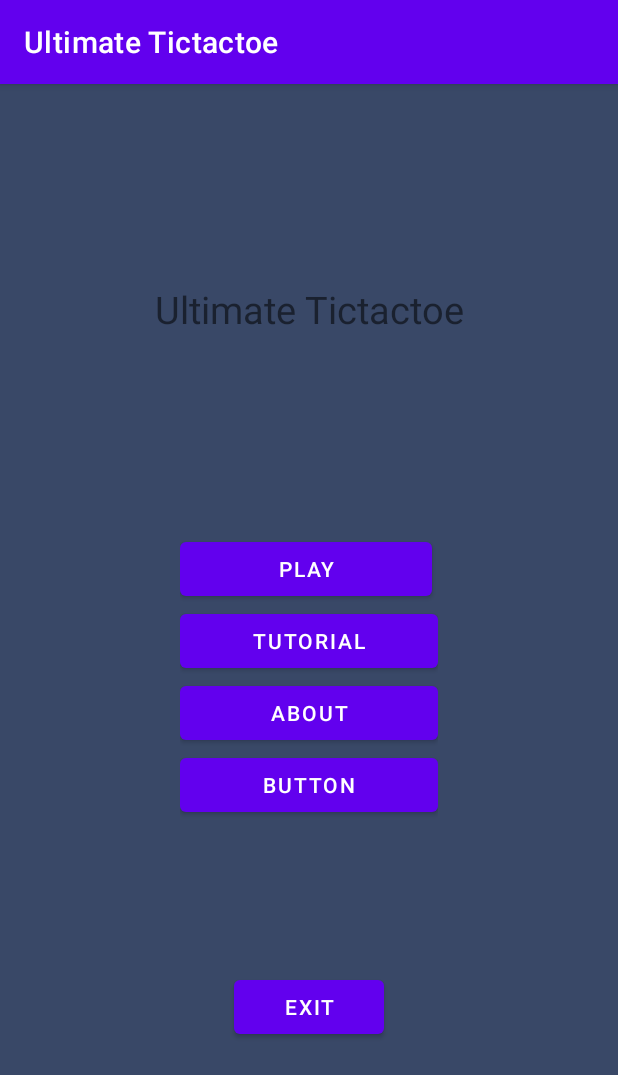
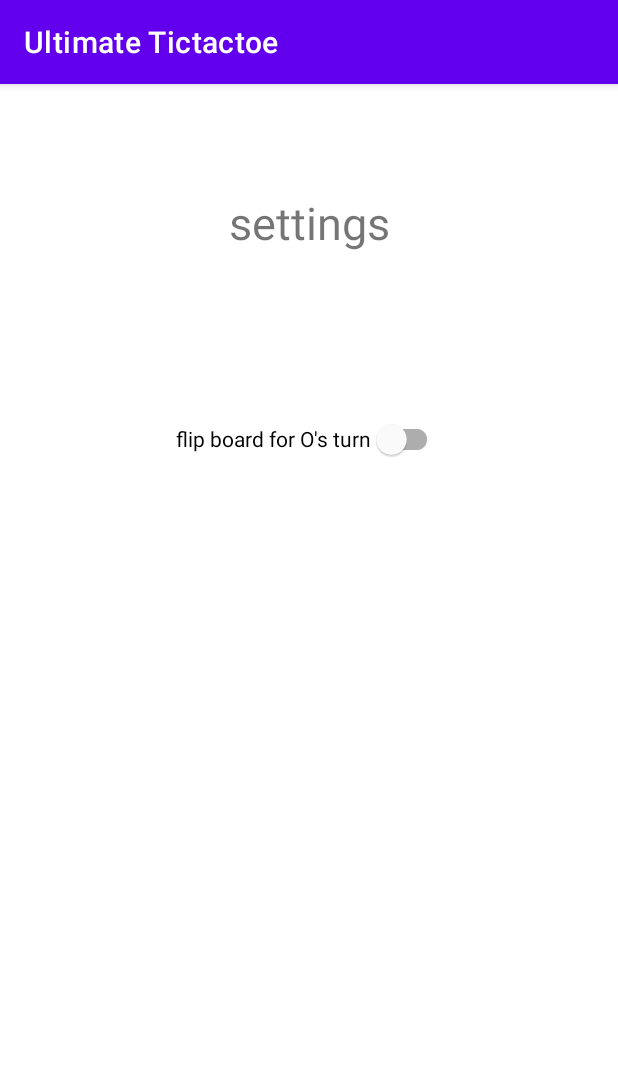
Before and after one commit to TapChap/UltimateTictactoe, an Android app: the MenuActivity screen opened directly, with no data from a screen before it, after a tap on "TUTORIAL", on a phone screen of 412 x 824 dp. Shown: the top 1075 px of the screen. Run offline under Robolectric (Android 15) with nearby library versions, the light colour scheme and no system bars.

Commit message:
minor changes

```diff
--- a/app/src/main/java/com/example/ultimatetictactoe/MenuActivity.java
+++ b/app/src/main/java/com/example/ultimatetictactoe/MenuActivity.java
@@ -20,6 +20,7 @@ public class MenuActivity extends AppCompatActivity implements View.OnClickListe
 
         playButton.setOnClickListener(this);
         tutorialButton.setOnClickListener(this);
+
         exitButton.setOnClickListener(this);
     }
 
@@ -28,8 +29,6 @@ public class MenuActivity extends AppCompatActivity implements View.OnClickListe
         int id = view.getId();
 
         if (id == R.id.MENUplayBtn) startActivity(new Intent(this, GameActivity.class));
-        if (id == R.id.MENUtutorialBtn) return;
-        if (id == R.id.MENUaboutBtn) return;
-        if (id == R.id.MENUexitBtn) return;
+        if (id == R.id.MENUtutorialBtn) startActivity(new Intent(this, SettingsActivity.class));
     }
 }
--- /dev/null
+++ b/app/src/main/java/com/example/ultimatetictactoe/SettingsActivity.java
@@ -0,0 +1,23 @@
+package com.example.ultimatetictactoe;
+
+import androidx.appcompat.app.AppCompatActivity;
+
+import android.os.Bundle;
+import android.view.View;
+
+import com.google.android.material.switchmaterial.SwitchMaterial;
+
+public class SettingsActivity extends AppCompatActivity {
+
+    private SwitchMaterial flipForOSwitch;
+    public static boolean flipFor0 = false;
+
+    @Override
+    protected void onCreate(Bundle savedInstanceState) {
+        super.onCreate(savedInstanceState);
+        setContentView(R.layout.activity_settings);
+
+        flipForOSwitch = findViewById(R.id.switch0);
+        flipForOSwitch.setOnClickListener(view -> flipFor0 = !flipFor0);
+    }
+}
--- a/app/src/main/res/layout/activity_game.xml
+++ b/app/src/main/res/layout/activity_game.xml
@@ -1444,7 +1444,8 @@
             app:layout_constraintEnd_toStartOf="@+id/mainLine_Left"
             app:layout_constraintStart_toStartOf="parent"
             app:layout_constraintTop_toTopOf="parent"
-            tools:srcCompat="@tools:sample/avatars" />
+            tools:srcCompat="@tools:sample/avatars"
+            />
 
         <!--        top middle board image-->
         <ImageView
--- a/app/src/main/res/layout/activity_menu.xml
+++ b/app/src/main/res/layout/activity_menu.xml
@@ -33,13 +33,13 @@
             android:text="Tutorial" />
 
         <Button
-            android:id="@+id/MENUaboutBtn"
+            android:id="@+id/server"
             android:layout_width="match_parent"
             android:layout_height="wrap_content"
             android:text="about" />
 
         <Button
-            android:id="@+id/button4"
+            android:id="@+id/client"
             android:layout_width="match_parent"
             android:layout_height="wrap_content"
             android:text="Button" />
--- /dev/null
+++ b/app/src/main/res/layout/activity_settings.xml
@@ -0,0 +1,39 @@
+<?xml version="1.0" encoding="utf-8"?>
+<androidx.constraintlayout.widget.ConstraintLayout xmlns:android="http://schemas.android.com/apk/res/android"
+    xmlns:app="http://schemas.android.com/apk/res-auto"
+    xmlns:tools="http://schemas.android.com/tools"
+    android:layout_width="match_parent"
+    android:layout_height="match_parent"
+    tools:context=".SettingsActivity"
+    >
+
+    <TextView
+        android:id="@+id/settingsTitle"
+        android:layout_width="wrap_content"
+        android:layout_height="wrap_content"
+        android:layout_marginTop="72dp"
+        android:text="settings"
+        android:textSize="30sp"
+        app:layout_constraintEnd_toEndOf="parent"
+        app:layout_constraintStart_toStartOf="parent"
+        app:layout_constraintTop_toTopOf="parent" />
+
+    <LinearLayout
+        android:id="@+id/switchesLayout"
+        android:layout_width="wrap_content"
+        android:layout_height="wrap_content"
+        android:orientation="vertical"
+        android:layout_marginTop="100dp"
+        app:layout_constraintEnd_toEndOf="parent"
+        app:layout_constraintStart_toStartOf="parent"
+        app:layout_constraintTop_toBottomOf="@+id/settingsTitle">
+
+        <com.google.android.material.switchmaterial.SwitchMaterial
+            android:id="@+id/switch0"
+            android:layout_width="wrap_content"
+            android:layout_height="wrap_content"
+            android:text="flip board for O's turn" />
+
+    </LinearLayout>
+
+</androidx.constraintlayout.widget.ConstraintLayout>
```
Also changed, not shown: app/src/main/AndroidManifest.xml (+12 -3 lines), app/src/main/java/com/example/ultimatetictactoe/GameActivity.java (+23 -7 lines).
